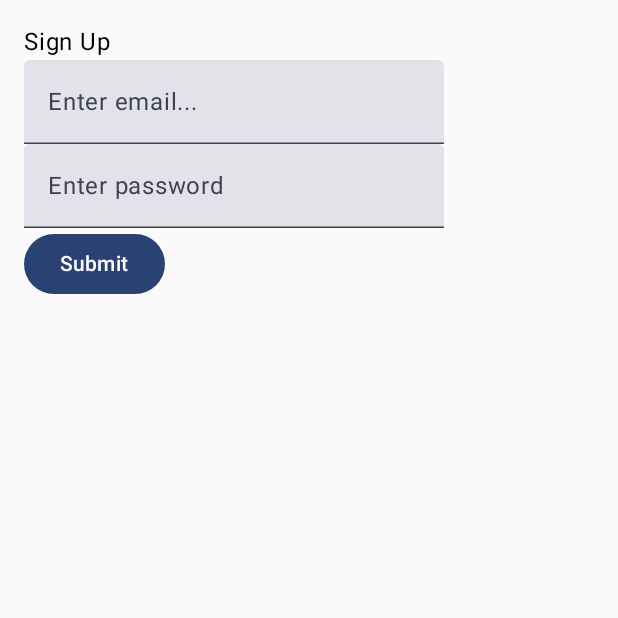
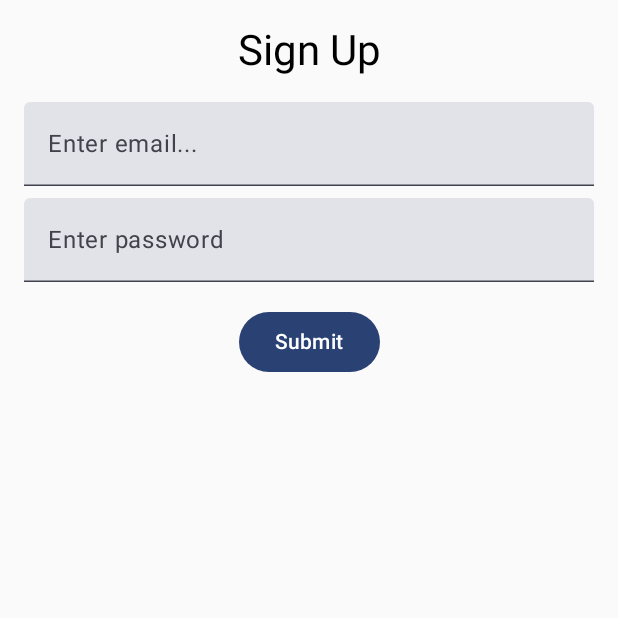
Before and after one commit to saifi369/FriendsApp, an Android app built with Jetpack Compose: the screen it shows after launch (MainActivity), on a phone screen of 412 x 824 dp, the top half of it. Run offline under Robolectric (Android 15) with nearby library versions, the phone set to English and light mode, and no system bars.

Commit message:
Improved the Signup Screen UI

```diff
--- a/app/src/main/java/com/u4universe/friendsapp/signup/SignUpScreen.kt
+++ b/app/src/main/java/com/u4universe/friendsapp/signup/SignUpScreen.kt
@@ -2,16 +2,20 @@ package com.u4universe.friendsapp.signup
 
 import android.content.res.Configuration
 import androidx.compose.foundation.layout.Column
+import androidx.compose.foundation.layout.Spacer
 import androidx.compose.foundation.layout.fillMaxSize
+import androidx.compose.foundation.layout.fillMaxWidth
+import androidx.compose.foundation.layout.height
 import androidx.compose.foundation.layout.padding
 import androidx.compose.material3.Button
 import androidx.compose.material3.ExperimentalMaterial3Api
+import androidx.compose.material3.MaterialTheme.typography
 import androidx.compose.material3.Text
 import androidx.compose.material3.TextField
 import androidx.compose.runtime.Composable
+import androidx.compose.ui.Alignment
 import androidx.compose.ui.Modifier
 import androidx.compose.ui.res.stringResource
-import androidx.compose.ui.text.TextStyle
 import androidx.compose.ui.tooling.preview.Preview
 import androidx.compose.ui.unit.dp
 import com.u4universe.friendsapp.R
@@ -27,13 +31,20 @@ fun SignUpScreen() {
     Column(
         modifier = Modifier
             .fillMaxSize()
-      .padding(16.dp)
+            .padding(16.dp),
+        horizontalAlignment = Alignment.CenterHorizontally
     ) {
-    Text(text = stringResource(id = R.string.signUpScreenTitle),
-      style = typo
+        Text(
+            text = stringResource(
+                id = R.string.signUpScreenTitle
+            ),
+            style = typography.headlineMedium
         )
 
+        Spacer(modifier = Modifier.height(16.dp))
+
         TextField(
+            modifier = Modifier.fillMaxWidth(),
             value = "",
             label = {
                 Text(text = stringResource(id = R.string.emailHint))
@@ -41,7 +52,10 @@ fun SignUpScreen() {
             onValueChange = {}
         )
 
+        Spacer(modifier = Modifier.height(8.dp))
+
         TextField(
+            modifier = Modifier.fillMaxWidth(),
             value = "",
             label = {
                 Text(text = stringResource(id = R.string.passwordHint))
@@ -49,6 +63,8 @@ fun SignUpScreen() {
             onValueChange = {}
         )
 
+        Spacer(modifier = Modifier.height(16.dp))
+
         Button(onClick = { /*TODO*/ }) {
             Text(text = stringResource(id = R.string.submitButtonText))
         }
```
Also changed, not shown: 1 other file. Lines whose indentation alone changed are shown as unchanged.
